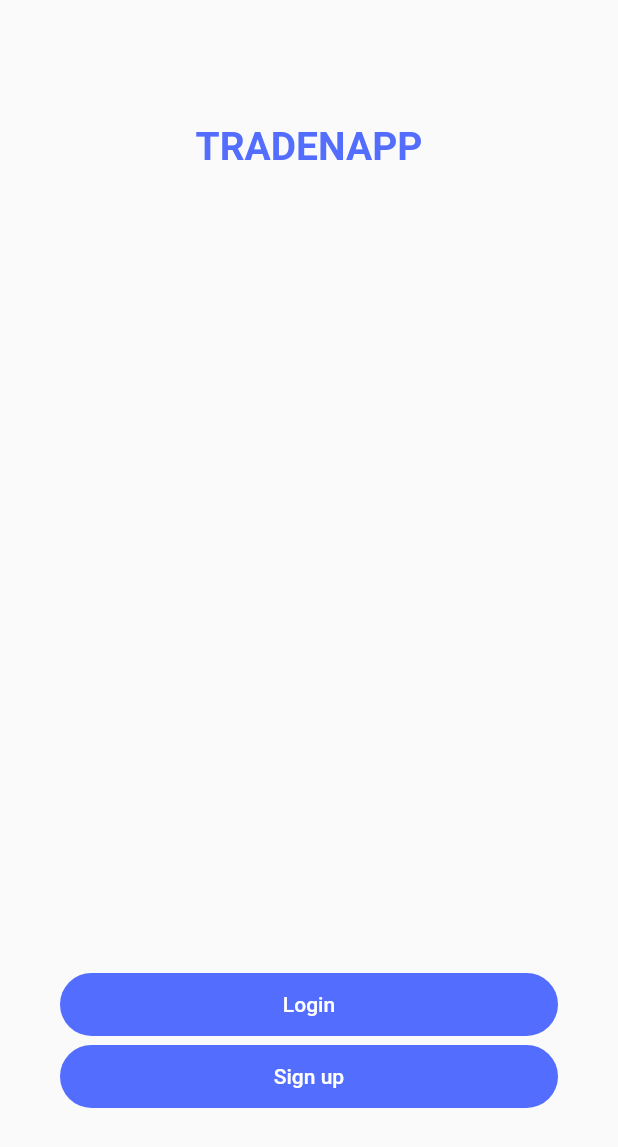
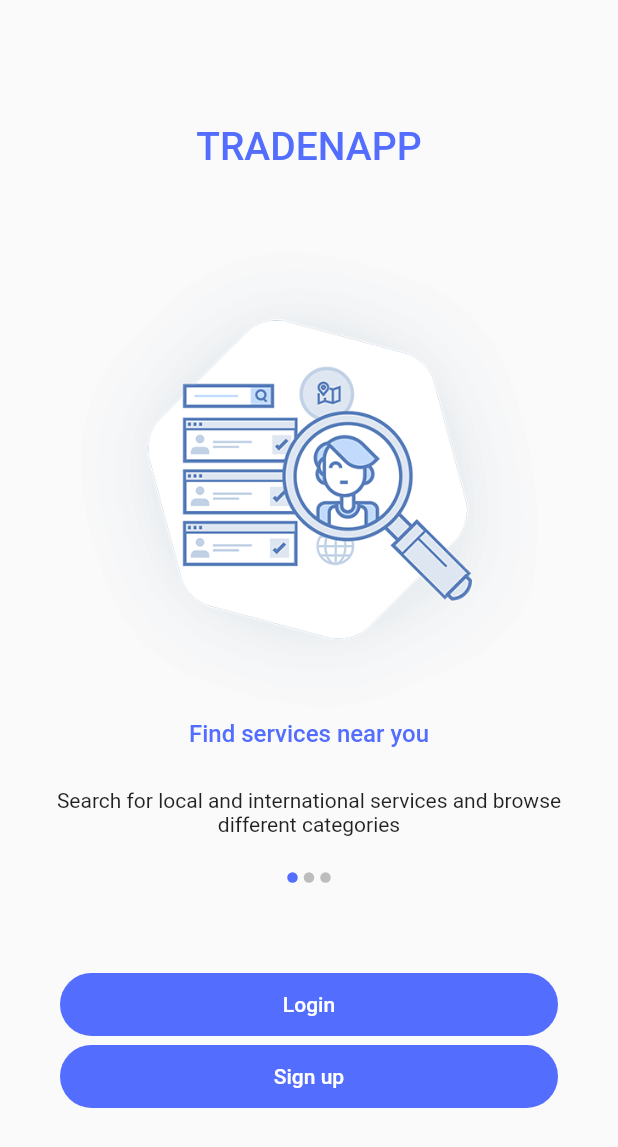
Before and after one commit to Ajay19990/traden_app, a Flutter app: the screen it shows after launch, on a phone screen of 412 x 824 dp. Shown: the top 1147 px of the screen. Run offline on Flutter 3.47's test engine with Material 2 defaults, Android fonts, the phone set to English and light mode, and no system bars; drawn by our look-alikes of carousel_slider.

Commit message:
Welcome screen complete with carousel.

```diff
--- a/lib/constants.dart
+++ /dev/null
@@ -1,7 +0,0 @@
-import 'package:flutter/material.dart';
-
-const kPageHeading = TextStyle(
-  color: Colors.indigoAccent,
-  fontSize: 26,
-  fontWeight: FontWeight.bold,
-);
--- a/lib/main.dart
+++ b/lib/main.dart
@@ -1,6 +1,6 @@
 import 'package:flutter/material.dart';
 import 'package:traden_app/pages/welcome_page.dart';
-import 'constants.dart';
+import 'utilities/constants.dart';
 
 void main() {
   runApp(TradenApp());
@@ -14,6 +14,16 @@ class TradenApp extends StatelessWidget {
       debugShowCheckedModeBanner: false,
       theme: ThemeData(
         buttonTheme: ButtonThemeData(height: 42, buttonColor: Colors.indigoAccent),
+        textTheme: TextTheme(
+          headline6: TextStyle(
+            color: Colors.indigoAccent,
+            fontSize: 26,
+          ),
+          bodyText1: TextStyle(
+            color: Colors.indigoAccent,
+            fontSize: 16,
+          ),
+        ),
       ),
     );
   }
--- /dev/null
+++ b/lib/pages/login_page.dart
@@ -0,0 +1,13 @@
+import 'package:flutter/material.dart';
+
+class LoginPage extends StatelessWidget {
+  @override
+  Widget build(BuildContext context) {
+    return Scaffold(
+      appBar: AppBar(title: Text('LOGIN')),
+      body: Center(
+        child: Text('Hellloooo'),
+      ),
+    );
+  }
+}
--- a/lib/pages/welcome_page.dart
+++ b/lib/pages/welcome_page.dart
@@ -1,21 +1,68 @@
 import 'package:flutter/material.dart';
+import 'package:flutter/widgets.dart';
 import 'package:traden_app/widgets/custom_button.dart';
-import 'package:traden_app/constants.dart';
+import 'package:traden_app/utilities/constants.dart';
+import 'package:carousel_slider/carousel_slider.dart';
+import 'package:traden_app/widgets/custom_card_indicator.dart';
+import 'package:traden_app/pages/login_page.dart';
 
-class WelcomePage extends StatelessWidget {
+class WelcomePage extends StatefulWidget {
+  @override
+  _WelcomePageState createState() => _WelcomePageState();
+}
+
+class _WelcomePageState extends State<WelcomePage> {
+  var currentIndex = 0;
+  var carouselController = CarouselController();
+
   @override
   Widget build(BuildContext context) {
     return Scaffold(
       body: Center(
         child: Container(
-          padding: EdgeInsets.symmetric(horizontal: 40),
           height: MediaQuery.of(context).size.height * 0.8,
           child: Column(
             crossAxisAlignment: CrossAxisAlignment.stretch,
             children: [
-              Text('TRADENAPP', textAlign: TextAlign.center, style: kPageHeading),
-              Flexible(child: Container()),
-              CustomButton(title: 'Login', onPressed: () {}),
+              Text(
+                'TRADENAPP',
+                textAlign: TextAlign.center,
+                style: Theme.of(context).textTheme.headline6,
+              ),
+              Flexible(
+                child: Padding(
+                  padding: const EdgeInsets.symmetric(horizontal: 10.0),
+                  child: Column(
+                    mainAxisAlignment: MainAxisAlignment.center,
+                    children: [
+                      CarouselSlider(
+                        items: carouselItems,
+                        options: CarouselOptions(
+                          viewportFraction: 1.0,
+                          enableInfiniteScroll: false,
+                          height: MediaQuery.of(context).size.height * 0.5,
+                          initialPage: 0,
+                          onPageChanged: (index, reason) {
+                            setState(() {
+                              currentIndex = index;
+                            });
+                          },
+                        ),
+                      ),
+                      CustomCardIndicator(currentIndex: currentIndex),
+                    ],
+                  ),
+                ),
+              ),
+              CustomButton(
+                title: 'Login',
+                onPressed: () {
+                  Navigator.push(
+                    context,
+                    MaterialPageRoute(builder: (context) => LoginPage()),
+                  );
+                },
+              ),
               CustomButton(title: 'Sign up', onPressed: () {}),
             ],
           ),
--- /dev/null
+++ b/lib/utilities/constants.dart
@@ -0,0 +1,20 @@
+import 'package:traden_app/widgets/onboarding_card.dart';
+
+var carouselItems = [
+  OnBoardingCard(
+    title: 'Find services near you',
+    imagePath: 'assets/carousel1.png',
+    description:
+        'Search for local and international services and browse different categories',
+  ),
+  OnBoardingCard(
+    title: 'Customize your needs',
+    imagePath: 'assets/carousel2.png',
+    description: 'Ask for what you want through our instant customised request',
+  ),
+  OnBoardingCard(
+    title: 'Communicate instantly',
+    imagePath: 'assets/carousel3.png',
+    description: 'No need to wait and communicate with service providers instantly',
+  ),
+];
--- a/lib/widgets/custom_button.dart
+++ b/lib/widgets/custom_button.dart
@@ -11,11 +11,14 @@ class CustomButton extends StatelessWidget {
 
   @override
   Widget build(BuildContext context) {
-    return RaisedButton(
-      elevation: 0,
-      shape: RoundedRectangleBorder(borderRadius: BorderRadius.circular(21)),
-      onPressed: onPressed,
-      child: Text(title, style: TextStyle(color: Colors.white)),
+    return Padding(
+      padding: const EdgeInsets.symmetric(horizontal: 40.0),
+      child: RaisedButton(
+        elevation: 0,
+        shape: RoundedRectangleBorder(borderRadius: BorderRadius.circular(21)),
+        onPressed: onPressed,
+        child: Text(title, style: TextStyle(color: Colors.white)),
+      ),
     );
   }
 }
--- /dev/null
+++ b/lib/widgets/custom_card_indicator.dart
@@ -0,0 +1,27 @@
+import 'package:flutter/material.dart';
+import 'package:traden_app/utilities/constants.dart';
+
+class CustomCardIndicator extends StatelessWidget {
+  final int currentIndex;
+
+  CustomCardIndicator({@required this.currentIndex});
+
+  @override
+  Widget build(BuildContext context) {
+    return Row(
+      mainAxisAlignment: MainAxisAlignment.center,
+      children: carouselItems.map((onBoardingCard) {
+        int index = carouselItems.indexOf(onBoardingCard);
+        return Container(
+          width: 7.0,
+          height: 7.0,
+          margin: EdgeInsets.symmetric(vertical: 10.0, horizontal: 2.0),
+          decoration: BoxDecoration(
+            shape: BoxShape.circle,
+            color: currentIndex == index ? Colors.indigoAccent : Colors.grey[400],
+          ),
+        );
+      }).toList(),
+    );
+  }
+}
--- /dev/null
+++ b/lib/widgets/onboarding_card.dart
@@ -0,0 +1,38 @@
+import 'package:flutter/material.dart';
+
+class OnBoardingCard extends StatelessWidget {
+  final String title;
+  final String imagePath;
+  final String description;
+
+  OnBoardingCard({
+    @required this.title,
+    @required this.imagePath,
+    @required this.description,
+  });
+
+  @override
+  Widget build(BuildContext context) {
+    return Column(
+      mainAxisAlignment: MainAxisAlignment.start,
+      children: [
+        Expanded(flex: 7, child: Image.asset(imagePath)),
+        Expanded(
+          flex: 1,
+          child: Text(
+            title,
+            textAlign: TextAlign.center,
+            style: Theme.of(context).textTheme.bodyText1,
+          ),
+        ),
+        Expanded(
+          flex: 1,
+          child: Text(
+            description,
+            textAlign: TextAlign.center,
+          ),
+        ),
+      ],
+    );
+  }
+}
```
Also changed, not shown: pubspec.yaml (+4 -3 lines), assets/carousel1.png (added), assets/carousel2.png (added), assets/carousel3.png (added), pubspec.lock.
